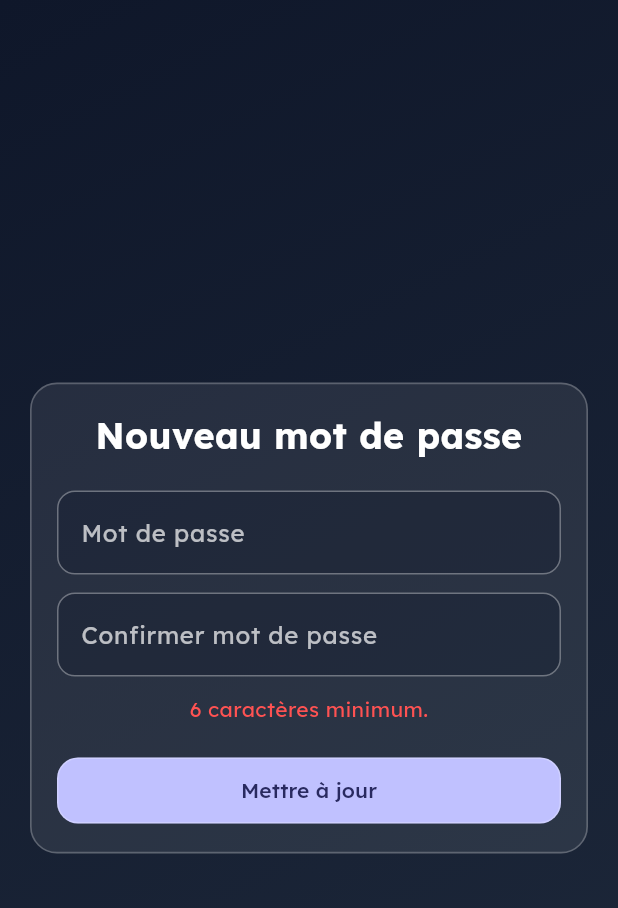
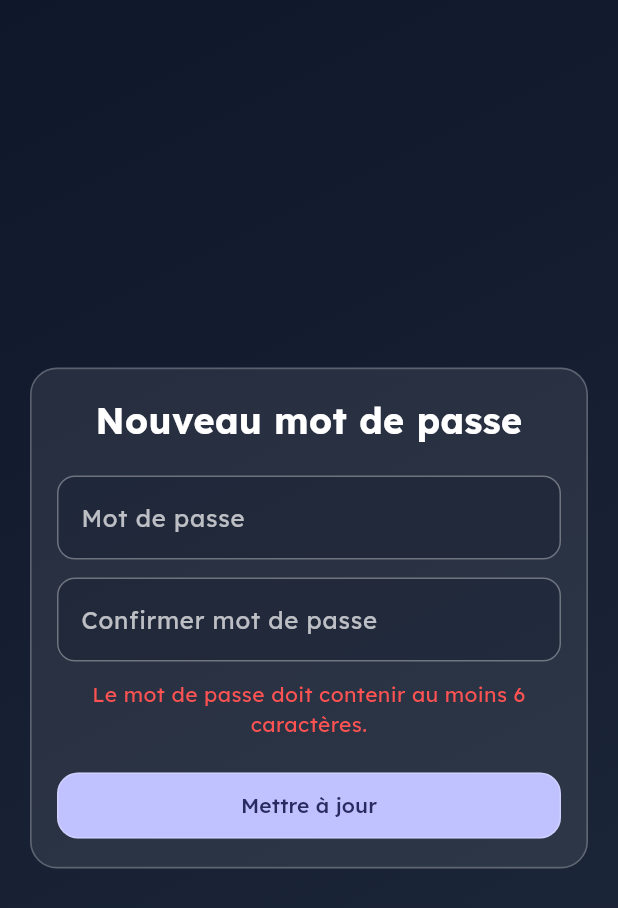
Before and after one commit to josoavj/magicmirror, a Flutter app: the ResetPasswordScreen screen opened directly, after a tap on "Mettre à jour", on a phone screen of 412 x 824 dp. Shown: the top 908 px of the screen. Run offline on Flutter 3.47's test engine with Material 3 defaults, Android fonts, the phone set to English and light mode, and no system bars; our stand-ins replace camera, connectivity_plus, dio, flutter_dotenv, flutter_riverpod, flutter_secure_storage and 7 more; missing offline and left inert: google_ml_kit; accounts and stored records are empty.

Commit message:
fix(auth): localise les erreurs de réinitialisation du mot de passe

```diff
--- a/lib/features/auth/presentation/screens/reset_password_screen.dart
+++ b/lib/features/auth/presentation/screens/reset_password_screen.dart
@@ -1,4 +1,5 @@
 import 'package:flutter/material.dart';
+import 'package:magicmirror/core/utils/user_facing_error.dart';
 import 'package:magicmirror/features/auth/presentation/widgets/auth_ui_components.dart';
 import 'package:supabase_flutter/supabase_flutter.dart';
 
@@ -29,13 +30,19 @@ class _ResetPasswordScreenState extends State<ResetPasswordScreen> {
 
     if (password.length < 6) {
       setState(() {
-        _error = '6 caractères minimum.';
+        _error = _tr(
+          'Le mot de passe doit contenir au moins 6 caractères.',
+          'The password must contain at least 6 characters.',
+        );
       });
       return;
     }
     if (password != confirm) {
       setState(() {
-        _error = 'La confirmation ne correspond pas.';
+        _error = _tr(
+          'Les mots de passe ne correspondent pas.',
+          'The passwords do not match.',
+        );
       });
       return;
     }
@@ -57,12 +64,22 @@ class _ResetPasswordScreenState extends State<ResetPasswordScreen> {
     } on AuthException catch (e) {
       if (!mounted) return;
       setState(() {
-        _error = e.message;
+        _error = userFacingError(
+          context,
+          e,
+          frenchFallback:
+              'La mise à jour du mot de passe a échoué. Veuillez réessayer.',
+          englishFallback:
+              'We could not update your password. Please try again.',
+        );
       });
     } catch (_) {
       if (!mounted) return;
       setState(() {
-        _error = 'Erreur lors de la mise à jour du mot de passe.';
+        _error = _tr(
+          'La mise à jour du mot de passe a échoué. Veuillez réessayer.',
+          'We could not update your password. Please try again.',
+        );
       });
     } finally {
       if (mounted) {
@@ -72,6 +89,9 @@ class _ResetPasswordScreenState extends State<ResetPasswordScreen> {
       }
     }
   }
+
+  String _tr(String french, String english) =>
+      Localizations.localeOf(context).languageCode == 'en' ? english : french;
 
   @override
   Widget build(BuildContext context) {
@@ -130,10 +150,9 @@ class _ResetPasswordScreenState extends State<ResetPasswordScreen> {
                     const SizedBox(height: 20),
                     ElevatedButton(
                       onPressed: _loading ? null : _updatePassword,
-                      child:
-                          _loading
-                              ? const CircularProgressIndicator()
-                              : const Text('Mettre à jour'),
+                      child: _loading
+                          ? const CircularProgressIndicator()
+                          : const Text('Mettre à jour'),
                     ),
                   ],
                 ),
```
